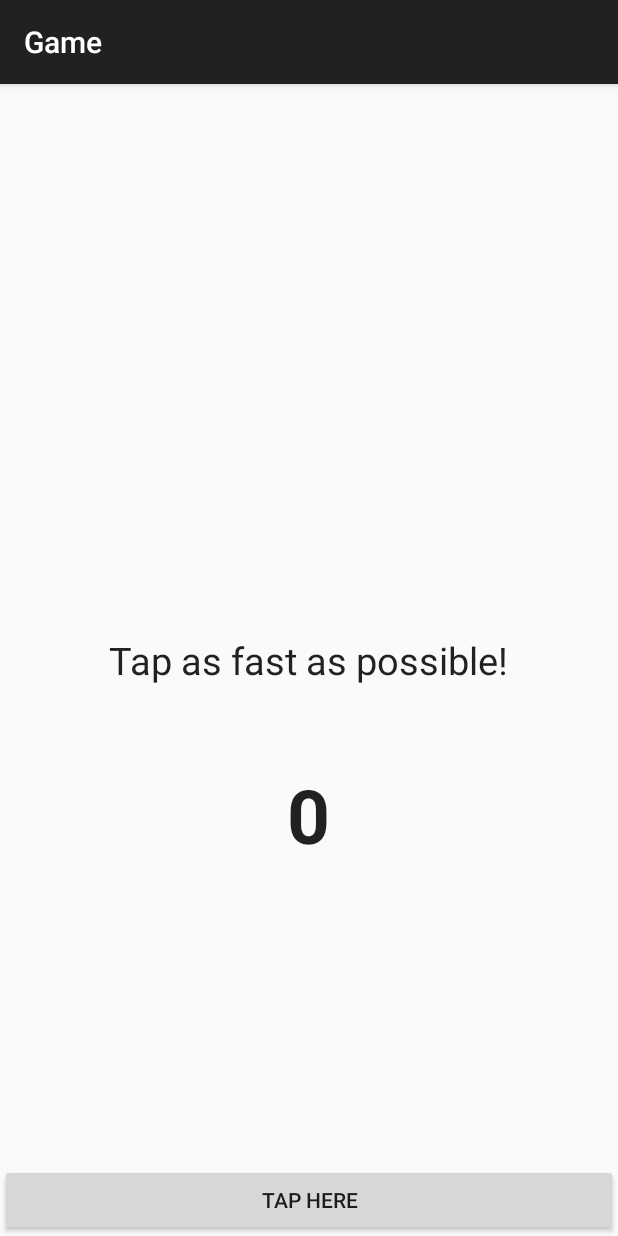
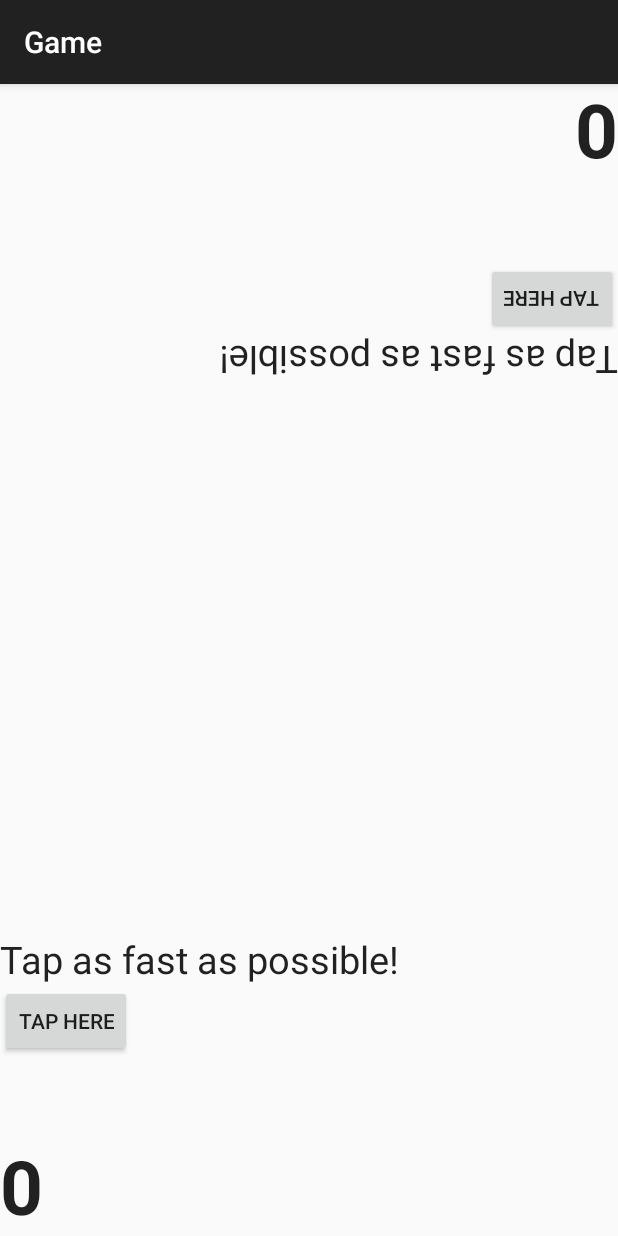
Before and after one commit to BlackMercy/Tap-Mania, an Android app: the Game screen opened directly, with no data from a screen before it, on a phone screen of 412 x 824 dp. Run offline under Robolectric (Android 15) with nearby library versions, the phone set to English and light mode, and no system bars.

Commit message:
Countdown timer works, rotation works, intent player name works

```diff
--- a/app/src/main/res/layout/activity_start.xml
+++ b/app/src/main/res/layout/activity_start.xml
@@ -5,6 +5,11 @@
     android:layout_height="match_parent"
     tools:context="com.siit.pitawat.tappingmania.Game">
 
+    <LinearLayout
+        android:layout_width="match_parent"
+        android:layout_height="wrap_content"
+        android:orientation="vertical"
+        android:layout_alignParentBottom="true">
         <TextView
             android:layout_width="wrap_content"
             android:layout_height="wrap_content"
@@ -36,4 +41,47 @@
             android:layout_below="@+id/textView"
             android:layout_centerHorizontal="true"
             android:layout_marginTop="52dp" />
+
+        </LinearLayout>
+
+    <LinearLayout
+        android:layout_width="match_parent"
+        android:layout_height="wrap_content"
+        android:orientation="vertical"
+        android:layout_alignParentTop="true"
+        android:rotation="180">
+        <TextView
+            android:layout_width="wrap_content"
+            android:layout_height="wrap_content"
+            android:textAppearance="?android:attr/textAppearanceLarge"
+            android:text="Tap as fast as possible!"
+            android:id="@+id/textView"
+            android:textSize="25dp"
+            android:textStyle="normal"
+            android:layout_centerVertical="true"
+            android:layout_centerHorizontal="true" />
+
+        <Button
+            android:layout_width="wrap_content"
+            android:layout_height="wrap_content"
+            android:text="Tap Here"
+            android:id="@+id/buttonP1"
+            android:layout_alignParentBottom="true"
+            android:layout_alignParentEnd="true"
+            android:layout_alignParentStart="true" />
+
+        <TextView
+            android:layout_width="wrap_content"
+            android:layout_height="wrap_content"
+            android:textAppearance="?android:attr/textAppearanceLarge"
+            android:id="@+id/scoreP1"
+            android:text="0"
+            android:textStyle="bold"
+            android:textSize="50dp"
+            android:layout_below="@+id/textView"
+            android:layout_centerHorizontal="true"
+            android:layout_marginTop="52dp" />
+
+    </LinearLayout>
+
 </RelativeLayout>
--- a/app/src/main/res/layout/countdown.xml
+++ b/app/src/main/res/layout/countdown.xml
@@ -9,7 +9,7 @@
         android:layout_width="wrap_content"
         android:layout_height="wrap_content"
         android:textAppearance="?android:attr/textAppearanceLarge"
-        android:text="3"
+        android:text="4"
         android:id="@+id/countdown"
         android:layout_centerVertical="true"
         android:layout_centerHorizontal="true"
```
Also changed, not shown: app/src/main/java/com/siit/pitawat/tappingmania/CountDown.java (+14 -4 lines), app/src/main/java/com/siit/pitawat/tappingmania/MainActivity.java (+5 -2 lines), 1 other file. Lines whose indentation alone changed are shown as unchanged.
